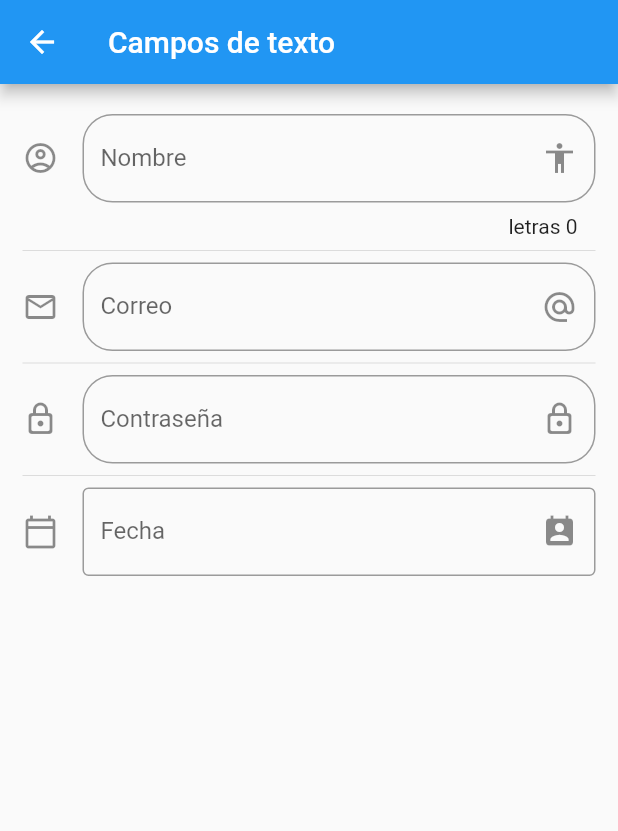
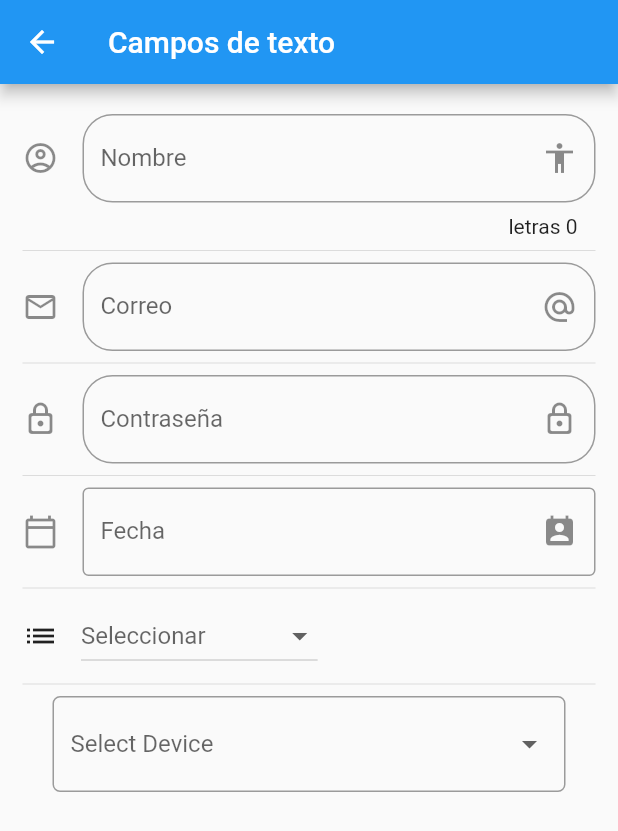
Before and after one commit to emerdeveloper/components, a Flutter app: the InputPage screen opened by its route, on a phone screen of 412 x 824 dp. Shown: the top 831 px of the screen. Run offline on Flutter 3.47's test engine with Material 2 defaults, Android fonts, the phone set to English and light mode, and no system bars.

Commit message:
add Dropdown

```diff
--- a/lib/src/input_page.dart
+++ b/lib/src/input_page.dart
@@ -10,7 +10,9 @@ class InputPage extends StatefulWidget {
 class _InputPageState extends State<InputPage> {
 
   TextEditingController editingController = TextEditingController();
-  String text = '';
+  String text   = '';
+  String selectedOption;
+  List<String> techniqueList =  ['Kaioken', 'Kame Hame Ha', 'Genkidama', 'Teletransportacion', 'Golpe del dragon', 'Taioken', 'Kienzan'];
 
 
   @override
@@ -28,8 +30,12 @@ class _InputPageState extends State<InputPage> {
           Divider(),
           _createPasswordField(),
           Divider(),
-          _createDateField()
-        ],
+          _createDateField(),
+          Divider(),
+          _createDropdown(),
+          Divider(),
+          buildDropdownButton()
+        ]
       ),
     );
   }
@@ -113,4 +119,63 @@ class _InputPageState extends State<InputPage> {
         });
       }
   }
+
+  List<DropdownMenuItem<String>> getOptions() {
+    return techniqueList.map((String value) {
+      return DropdownMenuItem<String>(
+        value: value,
+        child: Text(value),
+      );
+    }).toList();
+
+  }
+
+  Widget _createDropdown() {
+    return Row(
+      children: [
+        Icon(Icons.list),
+        SizedBox(width: 15.0),
+        DropdownButton(
+
+          hint: Text('Seleccionar'),
+          value: selectedOption,
+          items: getOptions(),
+          onChanged: (optionSelected) {
+            setState(() {
+              selectedOption = optionSelected;
+            });
+          }
+          ),
+      ],
+    );
+  }
+
+  Widget buildDropdownButton() {
+  return Container(
+  padding: EdgeInsets.symmetric(horizontal: 20),
+  child: FormField<String>(
+    builder: (FormFieldState<String> state) {
+      return InputDecorator(
+        decoration: InputDecoration(
+            border: OutlineInputBorder(
+                borderRadius: BorderRadius.circular(5.0))),
+        child: DropdownButtonHideUnderline(
+          child: DropdownButton<String>(
+            hint: Text("Select Device"),
+            value: selectedOption,
+            isDense: true,
+            onChanged: (newValue) {
+              setState(() {
+                selectedOption = newValue;
+              });
+              print(newValue);
+            },
+            items: getOptions()
+          ),
+        ),
+      );
+    },
+  ),
+);
+  }
 }
```
